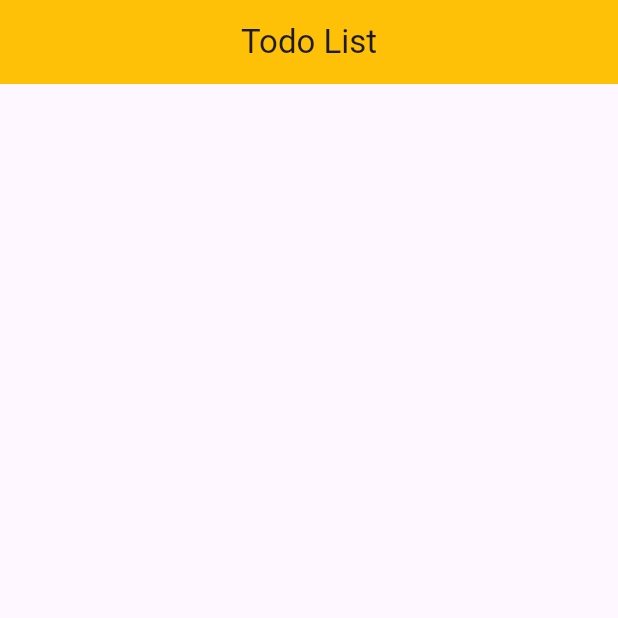
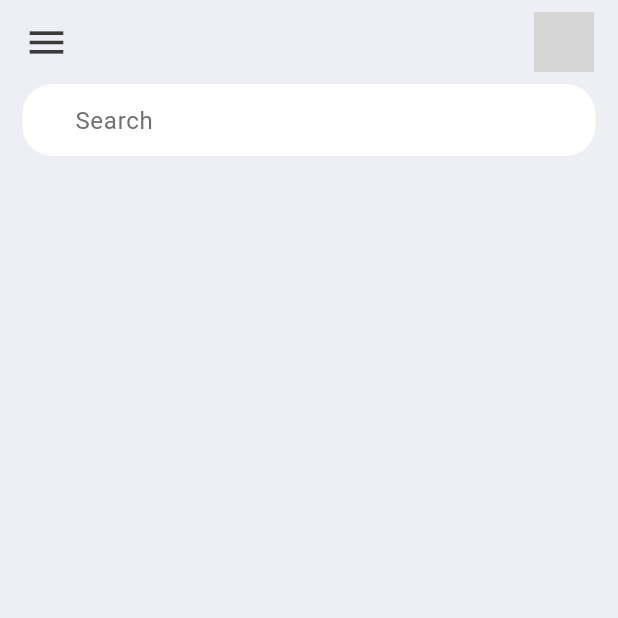
Before and after one commit to Nithish11/Cognorise_infor-intrn, a Flutter app: the screen it shows after launch, on a phone screen of 412 x 824 dp, the top half of it. Run offline on Flutter 3.47's test engine with Material 3 defaults, Android fonts, the phone set to English and light mode, and no system bars; grey boxes are pictures that could not be loaded.

Commit message:
feat:created the search bar

```diff
--- a/todo_list/lib/main.dart
+++ b/todo_list/lib/main.dart
@@ -1,4 +1,5 @@
 import 'package:flutter/material.dart';
+import 'package:flutter/services.dart';
 import 'package:todo_list/screens/home.dart';
 
 void main()=>runApp(MyApp());
@@ -8,6 +9,7 @@ class MyApp extends StatelessWidget {
 
   @override
   Widget build(BuildContext context) {
+    SystemChrome.setSystemUIOverlayStyle(SystemUiOverlayStyle(statusBarColor: Colors.transparent));
     return MaterialApp(
       debugShowCheckedModeBanner: false,
       home: todolist(),
--- a/todo_list/lib/screens/home.dart
+++ b/todo_list/lib/screens/home.dart
@@ -1,4 +1,6 @@
 import 'package:flutter/material.dart';
+import 'package:flutter/widgets.dart';
+import 'package:todo_list/constants/colors.dart';
 
 class todolist extends StatefulWidget {
   const todolist({super.key});
@@ -11,10 +13,58 @@ class _todolistState extends State<todolist> {
   @override
   Widget build(BuildContext context) {
     return Scaffold(
-      appBar: AppBar(
-        title: Text("Todo List"),
-        centerTitle: true,
-        backgroundColor: Colors.amber,
+      backgroundColor: tdBGColor,
+      appBar: appbar(),
+      body: Container(
+        padding: EdgeInsets.symmetric(horizontal: 15),
+        child: Column(
+          children: [
+            Container(
+              padding: EdgeInsets.symmetric(horizontal: 15,),
+              decoration: BoxDecoration(
+                  color: Colors.white, borderRadius: BorderRadius.circular(20)),
+              child: const TextField(
+                decoration: InputDecoration(
+                    contentPadding: EdgeInsets.all(0),
+                    prefix: Icon(
+                      Icons.search,
+                      color: tdBlack,
+                      size: 20,
+                    ),
+                    prefixIconConstraints: BoxConstraints(maxHeight: 20,minWidth: 25),
+                    border: InputBorder.none,
+                    hintText: 'Search',
+                    hintStyle: TextStyle(color: tdGrey)
+                    ),
+              ),
+            )
+          ],
+        ),
+      ),
+    );
+  }
+
+  AppBar appbar() {
+    return AppBar(
+      backgroundColor: tdBGColor,
+      elevation: 0,
+      title: Row(
+        mainAxisAlignment: MainAxisAlignment.spaceBetween,
+        children: [
+          Icon(
+            Icons.menu,
+            color: tdBlack,
+            size: 30,
+          ),
+          Container(
+            height: 40,
+            width: 40,
+            child: ClipRRect(
+              borderRadius: BorderRadius.circular(20),
+              child: Image.asset("avatar.png"),
+            ),
+          )
+        ],
       ),
     );
   }
--- a/todo_list/pubspec.yaml
+++ b/todo_list/pubspec.yaml
@@ -59,8 +59,8 @@ flutter:
   uses-material-design: true
 
   # To add assets to your application, add an assets section, like this:
-  # assets:
-  #   - images/a_dot_burr.jpeg
+  assets:
+    - images/assets/
   #   - images/a_dot_ham.jpeg
 
   # An image asset can refer to one or more resolution-specific "variants", see
```
Also changed, not shown: todo_list/assets/avatar.png (added).
